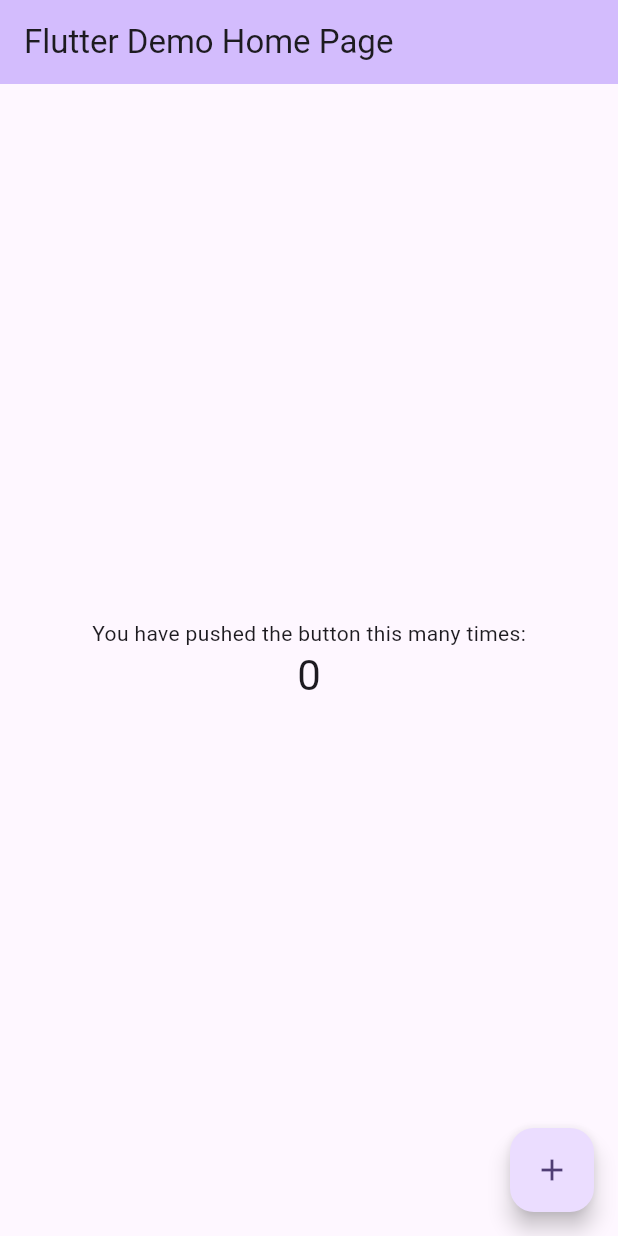
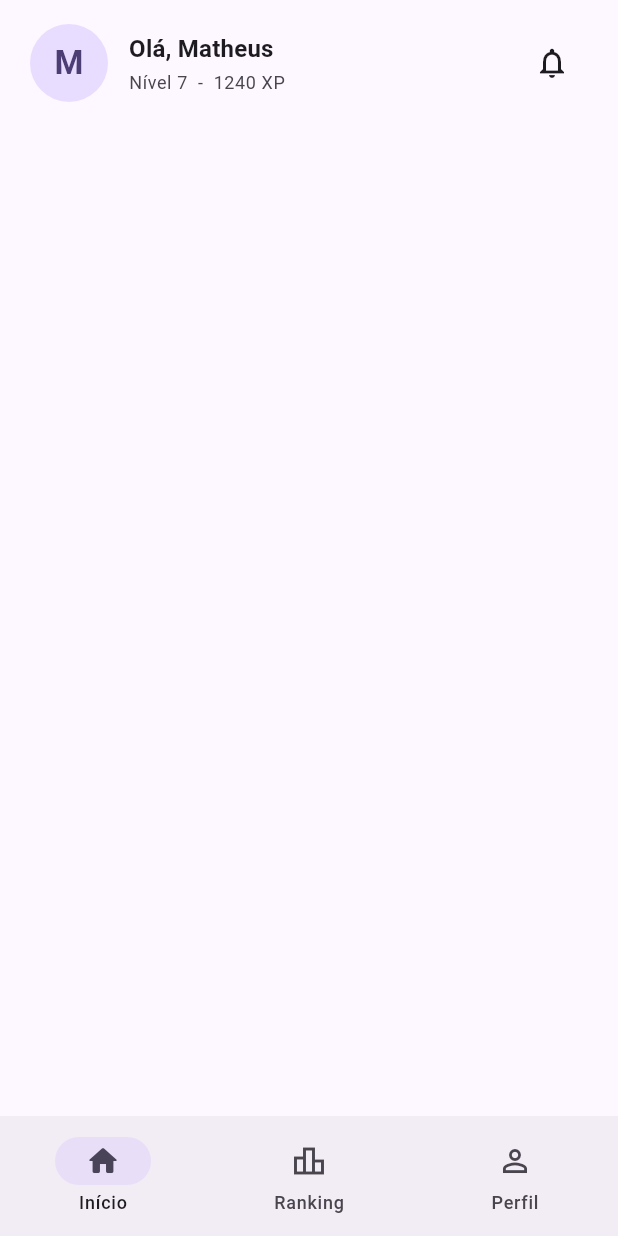
Before and after one commit to MatheusSnts/QuizZone, a Flutter app: the screen it shows after launch, on a phone screen of 412 x 824 dp. Run offline on Flutter 3.47's test engine with Material 3 defaults, Android fonts, the phone set to English and light mode, and no system bars.

Commit message:
app theme definition

```diff
--- a/lib/main.dart
+++ b/lib/main.dart
@@ -1,122 +1,21 @@
 import 'package:flutter/material.dart';
+import 'screens/home_screen.dart';
+import 'theme/app_theme.dart';
 
 void main() {
-  runApp(const MyApp());
+  runApp(const QuizZoneApp());
 }
 
-class MyApp extends StatelessWidget {
-  const MyApp({super.key});
+class QuizZoneApp extends StatelessWidget {
+  const QuizZoneApp({super.key});
 
-  // This widget is the root of your application.
   @override
   Widget build(BuildContext context) {
     return MaterialApp(
-      title: 'Flutter Demo',
-      theme: ThemeData(
-        // This is the theme of your application.
-        //
-        // TRY THIS: Try running your application with "flutter run". You'll see
-        // the application has a purple toolbar. Then, without quitting the app,
-        // try changing the seedColor in the colorScheme below to Colors.green
-        // and then invoke "hot reload" (save your changes or press the "hot
-        // reload" button in a Flutter-supported IDE, or press "r" if you used
-        // the command line to start the app).
-        //
-        // Notice that the counter didn't reset back to zero; the application
-        // state is not lost during the reload. To reset the state, use hot
-        // restart instead.
-        //
-        // This works for code too, not just values: Most code changes can be
-        // tested with just a hot reload.
-        colorScheme: .fromSeed(seedColor: Colors.deepPurple),
-      ),
-      home: const MyHomePage(title: 'Flutter Demo Home Page'),
+      title: 'QuizZone',
+      debugShowCheckedModeBanner: false,
+      theme: AppTheme.build(),
+      home: const HomeScreen(),
     );
   }
 }
-
-class MyHomePage extends StatefulWidget {
-  const MyHomePage({super.key, required this.title});
-
-  // This widget is the home page of your application. It is stateful, meaning
-  // that it has a State object (defined below) that contains fields that affect
-  // how it looks.
-
-  // This class is the configuration for the state. It holds the values (in this
-  // case the title) provided by the parent (in this case the App widget) and
-  // used by the build method of the State. Fields in a Widget subclass are
-  // always marked "final".
-
-  final String title;
-
-  @override
-  State<MyHomePage> createState() => _MyHomePageState();
-}
-
-class _MyHomePageState extends State<MyHomePage> {
-  int _counter = 0;
-
-  void _incrementCounter() {
-    setState(() {
-      // This call to setState tells the Flutter framework that something has
-      // changed in this State, which causes it to rerun the build method below
-      // so that the display can reflect the updated values. If we changed
-      // _counter without calling setState(), then the build method would not be
-      // called again, and so nothing would appear to happen.
-      _counter++;
-    });
-  }
-
-  @override
-  Widget build(BuildContext context) {
-    // This method is rerun every time setState is called, for instance as done
-    // by the _incrementCounter method above.
-    //
-    // The Flutter framework has been optimized to make rerunning build methods
-    // fast, so that you can just rebuild anything that needs updating rather
-    // than having to individually change instances of widgets.
-    return Scaffold(
-      appBar: AppBar(
-        // TRY THIS: Try changing the color here to a specific color (to
-        // Colors.amber, perhaps?) and trigger a hot reload to see the AppBar
-        // change color while the other colors stay the same.
-        backgroundColor: Theme.of(context).colorScheme.inversePrimary,
-        // Here we take the value from the MyHomePage object that was created by
-        // the App.build method, and use it to set our appbar title.
-        title: Text(widget.title),
-      ),
-      body: Center(
-        // Center is a layout widget. It takes a single child and positions it
-        // in the middle of the parent.
-        child: Column(
-          // Column is also a layout widget. It takes a list of children and
-          // arranges them vertically. By default, it sizes itself to fit its
-          // children horizontally, and tries to be as tall as its parent.
-          //
-          // Column has various properties to control how it sizes itself and
-          // how it positions its children. Here we use mainAxisAlignment to
-          // center the children vertically; the main axis here is the vertical
-          // axis because Columns are vertical (the cross axis would be
-          // horizontal).
-          //
-          // TRY THIS: Invoke "debug painting" (choose the "Toggle Debug Paint"
-          // action in the IDE, or press "p" in the console), to see the
-          // wireframe for each widget.
-          mainAxisAlignment: .center,
-          children: [
-            const Text('You have pushed the button this many times:'),
-            Text(
-              '$_counter',
-              style: Theme.of(context).textTheme.headlineMedium,
-            ),
-          ],
-        ),
-      ),
-      floatingActionButton: FloatingActionButton(
-        onPressed: _incrementCounter,
-        tooltip: 'Increment',
-        child: const Icon(Icons.add),
-      ),
-    );
-  }
-}
--- /dev/null
+++ b/lib/screens/home_screen.dart
@@ -0,0 +1,108 @@
+import 'package:flutter/material.dart';
+import '../theme/app_theme.dart';
+
+class HomeScreen extends StatelessWidget {
+  const HomeScreen({super.key});
+
+  @override
+  Widget build(BuildContext context) {
+    final theme = Theme.of(context);
+
+    return Scaffold(
+      body: SafeArea(
+        child: SingleChildScrollView(
+          padding: const EdgeInsets.fromLTRB(20, 16, 20, 24),
+          child: Column(
+            crossAxisAlignment: CrossAxisAlignment.start,
+            children: [
+              const _Header(username: 'Matheus', level: 7, xp: 1240),
+            ],
+          ),
+        ),
+      ),
+      bottomNavigationBar: NavigationBar(
+        selectedIndex: 0,
+        destinations: const [
+          NavigationDestination(
+            icon: Icon(Icons.home_outlined),
+            selectedIcon: Icon(Icons.home_rounded),
+            label: 'Início',
+          ),
+          NavigationDestination(
+            icon: Icon(Icons.leaderboard_outlined),
+            selectedIcon: Icon(Icons.leaderboard_rounded),
+            label: 'Ranking',
+          ),
+          NavigationDestination(
+            icon: Icon(Icons.person_outline),
+            selectedIcon: Icon(Icons.person_rounded),
+            label: 'Perfil',
+          ),
+        ],
+        onDestinationSelected: (_) {},
+      ),
+    );
+  }
+}
+
+
+
+class _Header extends StatelessWidget {
+  const _Header({
+    required this.username,
+    required this.level,
+    required this.xp,
+  });
+
+  final String username;
+  final int level;
+  final int xp;
+
+  @override
+  Widget build(BuildContext context) {
+    final theme = Theme.of(context);
+    final cs = theme.colorScheme;
+
+    return Row(
+      children: [
+        CircleAvatar(
+          radius: 26,
+          backgroundColor: cs.primaryContainer,
+          child: Text(
+            username.substring(0, 1).toUpperCase(),
+            style: TextStyle(
+              fontSize: 22,
+              fontWeight: FontWeight.w700,
+              color: cs.onPrimaryContainer,
+            ),
+          ),
+        ),
+        const SizedBox(width: 14),
+        Expanded(
+          child: Column(
+            crossAxisAlignment: CrossAxisAlignment.start,
+            children: [
+              Text(
+                'Olá, $username',
+                style: theme.textTheme.titleMedium?.copyWith(
+                  fontWeight: FontWeight.w700,
+                ),
+              ),
+              const SizedBox(height: 2),
+              Text(
+                'Nível $level  -  $xp XP',
+                style: theme.textTheme.bodySmall?.copyWith(
+                  color: cs.onSurfaceVariant,
+                ),
+              ),
+            ],
+          ),
+        ),
+        IconButton(
+          icon: Icon(Icons.notifications_outlined, color: cs.onSurface),
+          onPressed: () {},
+        ),
+      ],
+    );
+  }
+}
--- /dev/null
+++ b/lib/theme/app_theme.dart
@@ -0,0 +1,60 @@
+
+import 'package:flutter/material.dart';
+
+class AppColors {
+
+
+  static const Color seed = Color(0xFF6750A4);
+
+  static const Color accent = Color(0xFFFFB74D);
+
+  static const Color success = Color(0xFF10B981);
+
+  static const Color error = Color(0xFFEF4444);
+}
+
+
+class AppTheme {
+
+  static ThemeData build() {
+
+    final colorScheme = ColorScheme.fromSeed(
+      seedColor: AppColors.seed,
+      brightness: Brightness.light,
+    );
+
+    return ThemeData(
+      useMaterial3: true,
+
+      colorScheme: colorScheme,
+
+      scaffoldBackgroundColor: colorScheme.surface,
+
+      appBarTheme: AppBarTheme(
+        backgroundColor: colorScheme.surface,
+        foregroundColor: colorScheme.onSurface,
+        centerTitle: false,
+      ),
+
+      cardTheme: CardThemeData(
+        color: colorScheme.surfaceContainerHigh,
+        shape: RoundedRectangleBorder(
+          borderRadius: BorderRadius.circular(20),
+        ),
+      ),
+
+      filledButtonTheme: FilledButtonThemeData(
+        style: FilledButton.styleFrom(
+          padding: const EdgeInsets.symmetric(horizontal: 20, vertical: 14),
+          shape: RoundedRectangleBorder(
+            borderRadius: BorderRadius.circular(14),
+          ),
+          textStyle: const TextStyle(
+            fontSize: 15,
+            fontWeight: FontWeight.w600,
+          ),
+        ),
+      ),
+    );
+  }
+}
```
